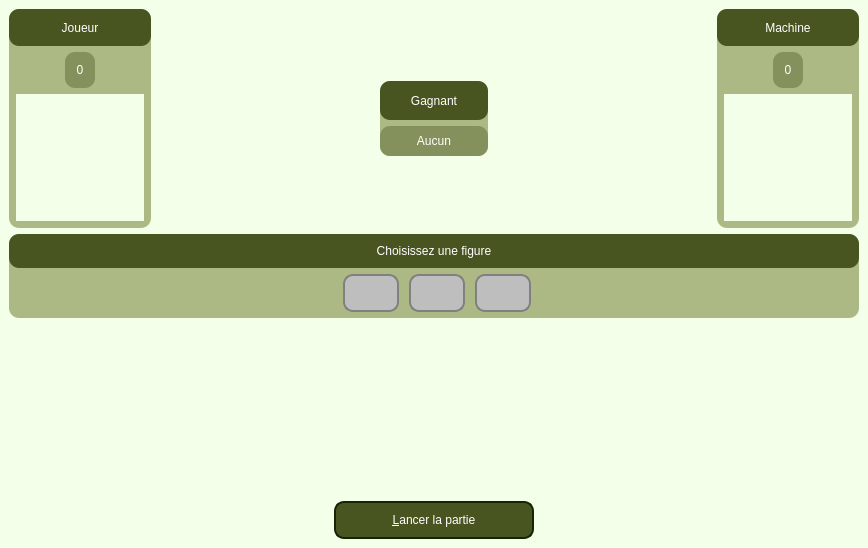
Old version of the form chifoumi/chifoumivue.ui in the repository Hizaak/S2-01-Developpement_d_une_application.
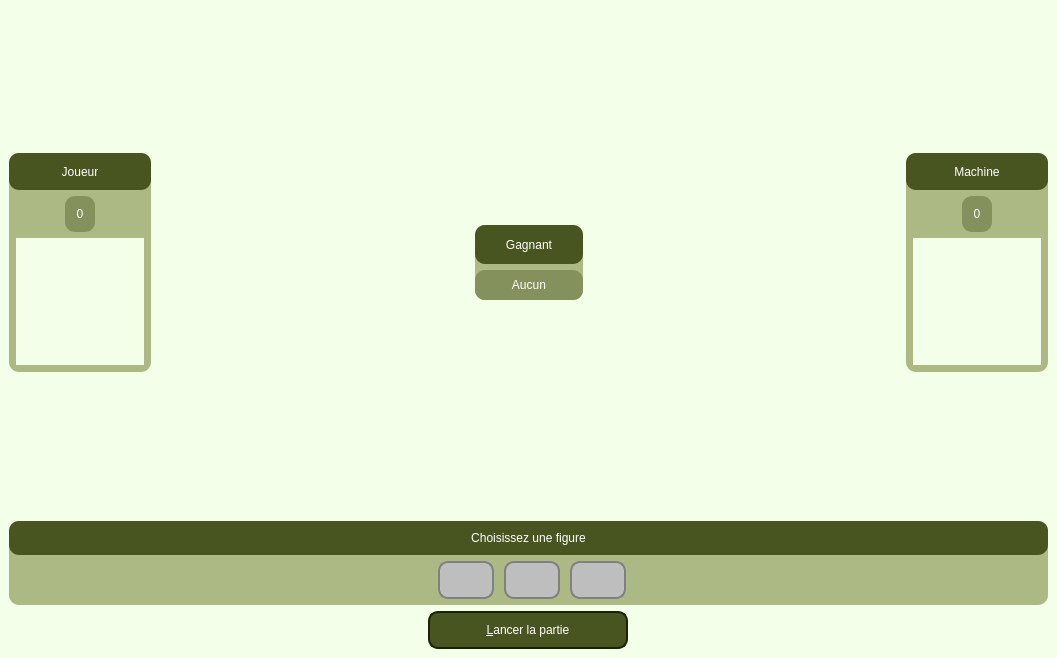
New version of the form. Icons and pictures are not drawn.

```diff
--- a/chifoumi/chifoumivue.ui
+++ b/chifoumi/chifoumivue.ui
@@ -6,8 +6,8 @@
    <rect>
     <x>0</x>
     <y>0</y>
-    <width>868</width>
-    <height>548</height>
+    <width>1057</width>
+    <height>658</height>
    </rect>
   </property>
   <property name="minimumSize">
@@ -292,6 +292,19 @@
   </property>
   <widget class="QWidget" name="centralwidget">
    <layout class="QVBoxLayout" name="verticalLayout">
+    <item>
+     <spacer name="verticalSpacer_3">
+      <property name="orientation">
+       <enum>Qt::Vertical</enum>
+      </property>
+      <property name="sizeHint" stdset="0">
+       <size>
+        <width>20</width>
+        <height>40</height>
+       </size>
+      </property>
+     </spacer>
+    </item>
     <item>
      <layout class="QHBoxLayout" name="layoutHPrincipaleSup">
       <item>
@@ -669,6 +682,19 @@
       </item>
      </layout>
     </item>
+    <item>
+     <spacer name="verticalSpacer_2">
+      <property name="orientation">
+       <enum>Qt::Vertical</enum>
+      </property>
+      <property name="sizeHint" stdset="0">
+       <size>
+        <width>20</width>
+        <height>40</height>
+       </size>
+      </property>
+     </spacer>
+    </item>
     <item>
      <widget class="QFrame" name="frameSelect">
       <property name="maximumSize">
@@ -823,19 +849,6 @@
       </layout>
      </widget>
     </item>
-    <item>
-     <spacer name="verticalSpacer">
-      <property name="orientation">
-       <enum>Qt::Vertical</enum>
-      </property>
-      <property name="sizeHint" stdset="0">
-       <size>
-        <width>20</width>
-        <height>40</height>
-       </size>
-      </property>
-     </spacer>
-    </item>
     <item>
      <layout class="QHBoxLayout" name="layoutHRejouer">
       <item>
```
Left out of the diff: 18 changed lines with no effect on the pictures.
